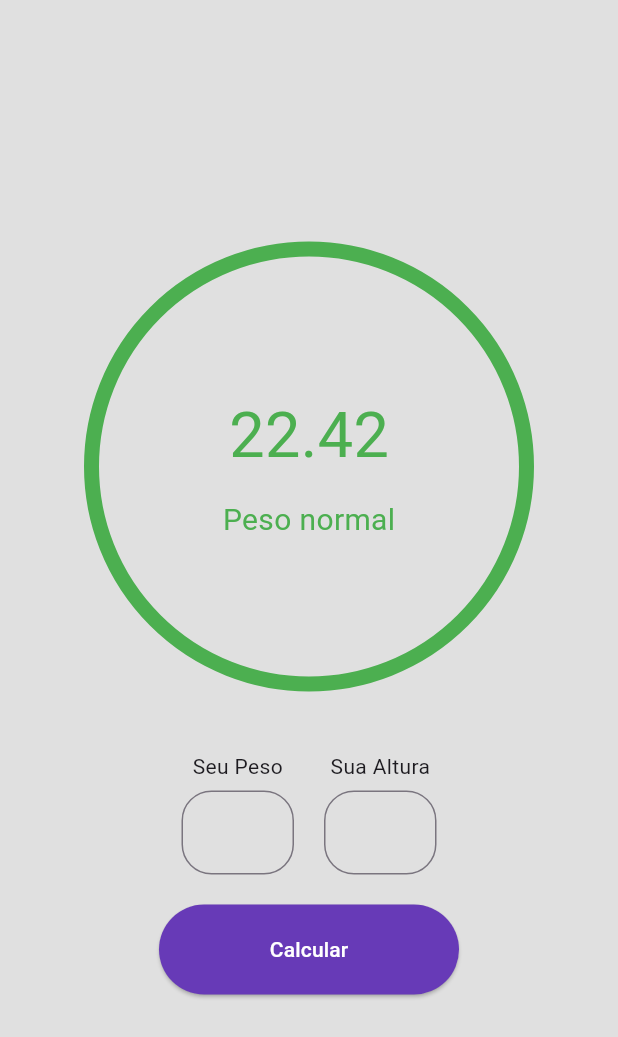
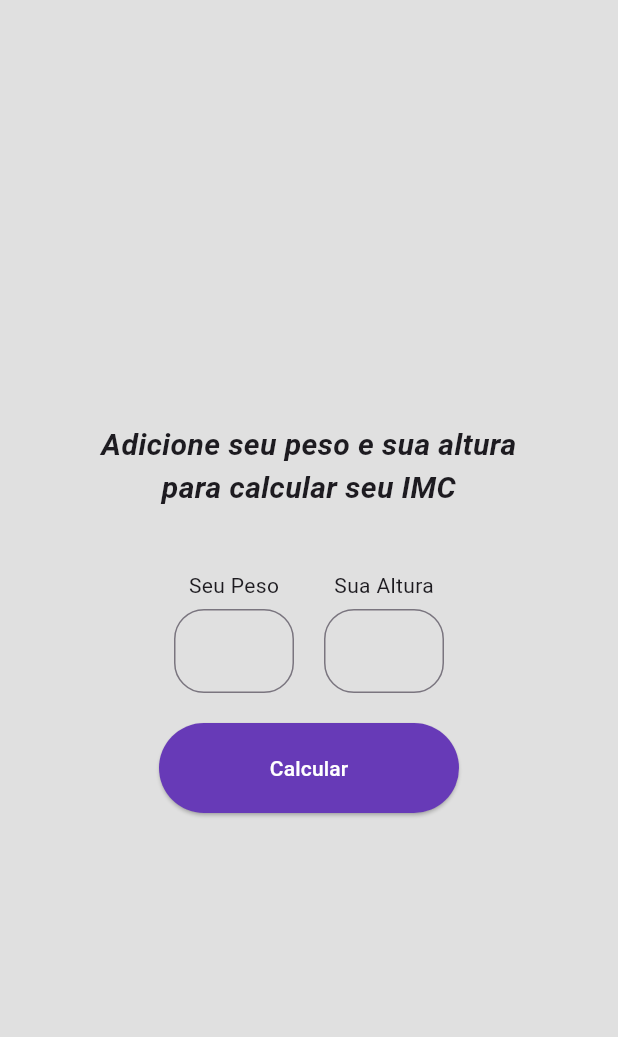
Before and after one commit to marllonDev/calculadora-imc, a Flutter app: the screen it shows after launch, after a tap on "Calcular", on a phone screen of 412 x 824 dp. Shown: the top 1037 px of the screen. Run offline on Flutter 3.47's test engine with Material 3 defaults, Android fonts, the phone set to English and light mode, and no system bars.

Commit message:
Atualizando o controller do Peso

```diff
--- a/lib/main.dart
+++ b/lib/main.dart
@@ -33,6 +33,9 @@ class _MinhaCalculadoraDeImcState extends State<MinhaCalculadoraDeImc> {
   TextEditingController pesoController = TextEditingController(text: '');
   TextEditingController alturaController = TextEditingController(text: '');
 
+  double? imc;
+  String? classificacao;
+  Color? corResultado;
   @override
   Widget build(BuildContext context) {
     return Scaffold(
@@ -43,7 +46,16 @@ class _MinhaCalculadoraDeImcState extends State<MinhaCalculadoraDeImc> {
           mainAxisAlignment: MainAxisAlignment.center,
           crossAxisAlignment: CrossAxisAlignment.center,
           children: [
-            Container(
+            imc == null
+                ? Text(
+                    'Adicione seu peso e sua altura \npara calcular seu IMC',
+                    style: TextStyle(
+                        fontSize: 20,
+                        fontStyle: FontStyle.italic,
+                        fontWeight: FontWeight.bold),
+                    textAlign: TextAlign.center,
+                  )
+                : Container(
                     height: 300,
                     width: 300,
                     decoration: BoxDecoration(
@@ -57,7 +69,7 @@ class _MinhaCalculadoraDeImcState extends State<MinhaCalculadoraDeImc> {
                       mainAxisAlignment: MainAxisAlignment.center,
                       children: [
                         Text(
-                    '22.42',
+                          imc!.toStringAsFixed(2),
                           style: TextStyle(fontSize: 42, color: Colors.green),
                         ),
                         SizedBox(height: 12),
@@ -77,7 +89,7 @@ class _MinhaCalculadoraDeImcState extends State<MinhaCalculadoraDeImc> {
                     Text('Seu Peso'),
                     SizedBox(height: 6),
                     Container(
-                      width: 75,
+                      width: 80,
                       child: TextField(
                         controller: pesoController,
                         decoration: InputDecoration(
@@ -97,14 +109,14 @@ class _MinhaCalculadoraDeImcState extends State<MinhaCalculadoraDeImc> {
                     Text('Sua Altura'),
                     SizedBox(height: 6),
                     Container(
-                      width: 75,
+                      width: 80,
                       child: TextField(
                         controller: alturaController,
                         decoration: InputDecoration(
                           border: OutlineInputBorder(
                             borderRadius: BorderRadius.circular(20),
                           ),
-                          suffixText: 'cm',
+                          suffixText: 'm',
                         ),
                         keyboardType: TextInputType.number,
                       ),
@@ -119,8 +131,11 @@ class _MinhaCalculadoraDeImcState extends State<MinhaCalculadoraDeImc> {
               height: 60,
               child: ElevatedButton(
                 onPressed: () {
-                  print(pesoController.text);
-                  print(alturaController.text);
+                  double peso = double.parse(pesoController.text);
+                  double altura = double.parse(alturaController.text);
+                  setState(() {
+                    imc = peso / (altura * altura);
+                  });
                 },
                 style: ButtonStyle(
                   backgroundColor: WidgetStateProperty.all(Colors.deepPurple),
```
Lines whose indentation alone changed are shown as unchanged.
